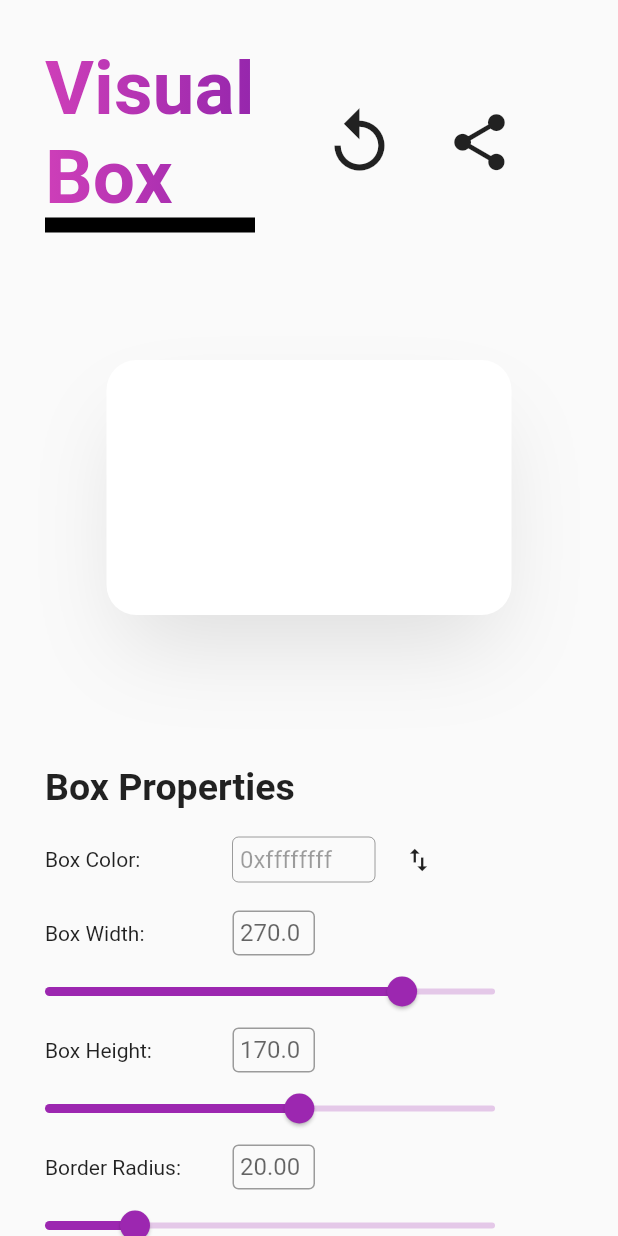
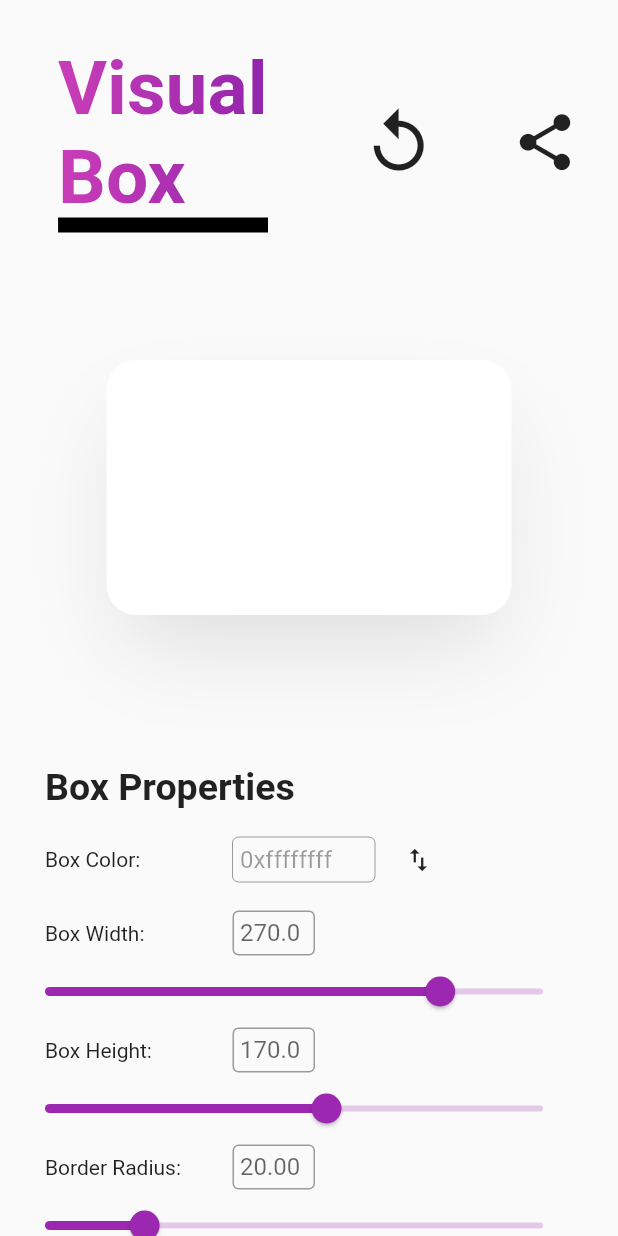
Before and after one commit to AndyLaiJS/Visual-Box, a Flutter app: the screen it shows after launch, after a tap on the "replay" icon, on a phone screen of 412 x 824 dp. Run offline on Flutter 3.47's test engine with Material 2 defaults, Android fonts, the light colour scheme and no system bars; drawn by our look-alikes of sticky_headers; our stand-ins replace flutter_colorpicker, share.

Commit message:
Padding instead of fixed size for slider, and alignment for header

```diff
--- a/lib/main.dart
+++ b/lib/main.dart
@@ -37,14 +37,14 @@ class _VisualizerState extends State<Visualizer>
   double x = 0;
   double y = 30;
 
-  final colorHolder = TextEditingController();
-  final shadowColorHolder = TextEditingController();
-  final lebarHolder = TextEditingController();
-  final tinggiHolder = TextEditingController();
-  final bxHolder = TextEditingController();
-  final opacityHolder = TextEditingController();
-  final brHolder = TextEditingController();
-  final spHolder = TextEditingController();
+  var colorHolder = TextEditingController();
+  var shadowColorHolder = TextEditingController();
+  var lebarHolder = TextEditingController();
+  var tinggiHolder = TextEditingController();
+  var bxHolder = TextEditingController();
+  var opacityHolder = TextEditingController();
+  var brHolder = TextEditingController();
+  var spHolder = TextEditingController();
 
   final Shader linearGradient = LinearGradient(
     colors: <Color>[Color(0xffDA44bb), Color(0xff8921aa)],
@@ -99,6 +99,7 @@ class _VisualizerState extends State<Visualizer>
           children: <Widget>[
             // Title
             Row(
+              mainAxisAlignment: MainAxisAlignment.spaceAround,
               children: <Widget>[
                 Padding(
                   padding: const EdgeInsets.all(30),
@@ -156,6 +157,14 @@ class _VisualizerState extends State<Visualizer>
                           spRadius = -11;
                           x = 0;
                           y = 30;
+                          colorHolder.clear();
+                          shadowColorHolder.clear();
+                          lebarHolder.clear();
+                          tinggiHolder.clear();
+                          bxHolder.clear();
+                          opacityHolder.clear();
+                          brHolder.clear();
+                          spHolder.clear();
                         });
                       },
                     ),
@@ -169,11 +178,10 @@ class _VisualizerState extends State<Visualizer>
                       Icons.share,
                       size: 45,
                     ),
-                    tooltip: "Copy to ClipBoard",
+                    tooltip: "Share",
                     onPressed: () {
                       setState(() {
-                        Share.share(
-                          """
+                        Share.share("""
 Container(
   padding: EdgeInsets.all(50),
   child: Center(
@@ -195,8 +203,7 @@ Container(
     ),
   ),
 ),
-                          """
-                        );
+                          """, subject: "Testttt");
                       });
                     },
                   ),
@@ -393,7 +400,7 @@ Container(
                         Align(
                           alignment: Alignment.centerLeft,
                           child: Container(
-                            width: 300,
+                            padding: EdgeInsets.only(right: 50),
                             child: SliderTheme(
                               data: SliderThemeData(
                                 trackShape: CustomTrackShape(),
@@ -458,7 +465,7 @@ Container(
                         Align(
                           alignment: Alignment.centerLeft,
                           child: Container(
-                            width: 300,
+                            padding: EdgeInsets.only(right: 50),
                             child: SliderTheme(
                               data: SliderThemeData(
                                 trackShape: CustomTrackShape(),
@@ -524,7 +531,7 @@ Container(
                         Align(
                           alignment: Alignment.centerLeft,
                           child: Container(
-                            width: 300,
+                            padding: EdgeInsets.only(right: 50),
                             child: SliderTheme(
                               data: SliderThemeData(
                                 trackShape: CustomTrackShape(),
@@ -766,7 +773,7 @@ Container(
                         Align(
                           alignment: Alignment.centerLeft,
                           child: Container(
-                            width: 300,
+                            padding: EdgeInsets.only(right: 50),
                             child: SliderTheme(
                               data: SliderThemeData(
                                 trackShape: CustomTrackShape(),
@@ -832,7 +839,7 @@ Container(
                         Align(
                           alignment: Alignment.centerLeft,
                           child: Container(
-                            width: 300,
+                            padding: EdgeInsets.only(right: 50),
                             child: SliderTheme(
                               data: SliderThemeData(
                                 trackShape: CustomTrackShape(),
@@ -898,7 +905,7 @@ Container(
                         Align(
                           alignment: Alignment.centerLeft,
                           child: Container(
-                            width: 300,
+                            padding: EdgeInsets.only(right: 50),
                             child: SliderTheme(
                               data: SliderThemeData(
                                 trackShape: CustomTrackShape(),
@@ -928,16 +935,13 @@ Container(
 
             SizedBox(height: 10), // I'm not proud of this
             Center(
-              child: Text(
-                "© What Should I Do?",
-                style: TextStyle(
-                  color: Colors.black26,
-                  fontSize: 10,
-                )
-              ),
+              child: Text("© What Should I Do?",
+                  style: TextStyle(
+                    color: Colors.black26,
+                    fontSize: 10,
+                  )),
             ),
             SizedBox(height: 20), // I'm not proud of this
-
           ],
         ),
       ),
```
Also changed, not shown: 1 other file.
